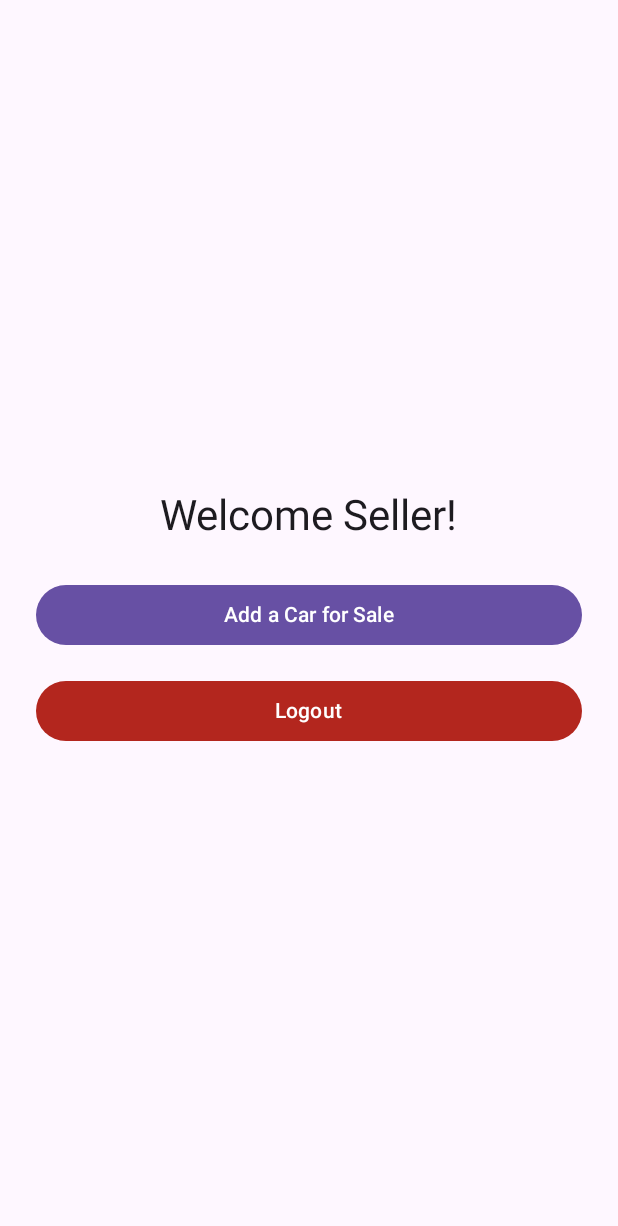
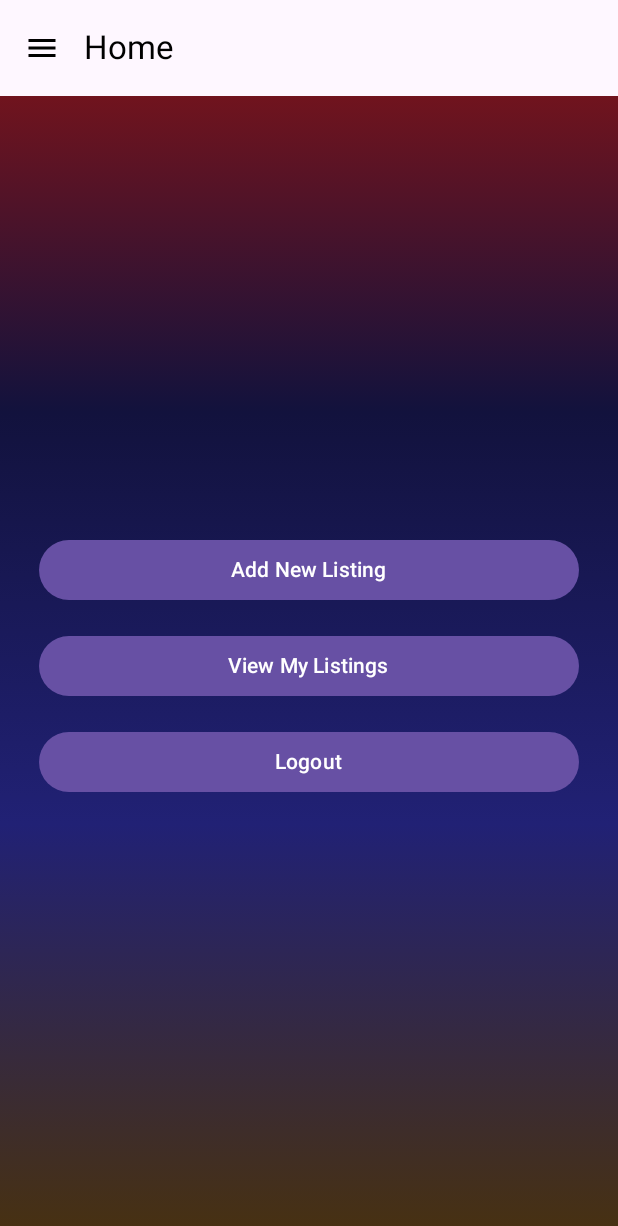
Before and after one commit to swetha12121/CartHub, an Android app built with Jetpack Compose: the SellerHomePage screen opened through its navigation route, on a phone screen of 412 x 824 dp. Shown: the top 1226 px of the screen. Run offline under Robolectric (Android 15) with nearby library versions, the phone set to English and light mode, and no system bars; our stand-ins replace Firebase (no records; nobody signed in at launch, a user with empty details on screens opened directly), Room's generated code.

Commit message:
update seller logout flow,updated routing for seller screens, and main activity to support role-based access and app exit

```diff
--- a/app/src/main/java/com/example/carthub/MainActivity.kt
+++ b/app/src/main/java/com/example/carthub/MainActivity.kt
@@ -24,11 +24,12 @@ class MainActivity : ComponentActivity() {
         val firebaseUser = FirebaseAuth.getInstance().currentUser
 
         val startDestination = when {
-            userRole == null -> "roleSelection" // First-time user
-            userRole == "seller" && firebaseUser == null -> "sellerLogin" // Seller not logged in via Firebase
-            userRole == "buyer" && (!isLoggedIn || userId == -1) -> "login" // Buyer not logged in via Room
-            else -> "home/$userRole" // Logged in (either buyer or seller)
+            userRole == null -> "roleSelection"  // First time
+            !isLoggedIn && userRole == "seller" -> "sellerLogin"
+            !isLoggedIn && userRole == "buyer" -> "login"
+            else -> "home/$userRole"
         }
+
 
 
         // Setup Room DB
--- a/app/src/main/java/com/example/carthub/Seller/SellerHomePage.kt
+++ b/app/src/main/java/com/example/carthub/Seller/SellerHomePage.kt
@@ -1,43 +1,130 @@
 package com.example.carthub.Seller
 
+import android.content.Context
+import android.widget.Toast
+import androidx.compose.foundation.background
 import androidx.compose.foundation.layout.*
+import androidx.compose.material.icons.Icons
+import androidx.compose.material.icons.filled.Menu
 import androidx.compose.material3.*
-import androidx.compose.runtime.Composable
+import androidx.compose.runtime.*
 import androidx.compose.ui.Alignment
 import androidx.compose.ui.Modifier
+import androidx.compose.ui.graphics.Brush
+import androidx.compose.ui.graphics.Color
+import androidx.compose.ui.platform.LocalContext
 import androidx.compose.ui.unit.dp
 import androidx.navigation.NavController
+import kotlinx.coroutines.launch
 
+@OptIn(ExperimentalMaterial3Api::class)
 @Composable
 fun SellerHomePage(navController: NavController) {
-    Surface(modifier = Modifier.fillMaxSize()) {
+    val drawerState = rememberDrawerState(DrawerValue.Closed)
+    val scope = rememberCoroutineScope()
+    val context = LocalContext.current
+
+    // Check if the role is valid
+    val isSeller = SellerUtils.isUserSeller(context)
+    if (!isSeller) {
+        Toast.makeText(context, "Access restricted to sellers only", Toast.LENGTH_SHORT).show()
+        LaunchedEffect(Unit) {
+            navController.popBackStack()
+        }
+        return
+    }
+
+    Box(modifier = Modifier.fillMaxSize()) {
+        Box(
+            modifier = Modifier
+                .matchParentSize()
+                .background(
+                    Brush.verticalGradient(
+                        colors = listOf(
+                            Color(0xFF8D1414), // Dark red
+                            Color(0xFF12123D), // Charcoal
+                            Color(0xFF212175), // Navy
+                            Color(0xFF483110)  // Brown
+                        )
+                    )
+                )
+        )
+
+        ModalNavigationDrawer(
+            drawerState = drawerState,
+            drawerContent = { SellerDrawerContent(navController, drawerState) }
+        ) {
+            Scaffold(
+                containerColor = Color.Transparent,
+                topBar = {
+                    TopAppBar(
+                        title = { Text("Home", color = Color.Black) },
+                        navigationIcon = {
+                            IconButton(onClick = { scope.launch { drawerState.open() } }) {
+                                Icon(Icons.Default.Menu, contentDescription = "Menu", tint = Color.Black)
+                            }
+                        }
+                    )
+                },
+                content = { padding ->
                     Column(
                         modifier = Modifier
+                            .padding(padding)
                             .fillMaxSize()
-                .padding(24.dp),
-            verticalArrangement = Arrangement.Center,
+                            .padding(horizontal = 26.dp, vertical = 80.dp),
+                        verticalArrangement = Arrangement.spacedBy(16.dp, Alignment.CenterVertically),
                         horizontalAlignment = Alignment.CenterHorizontally
                     ) {
-            Text("Welcome Seller!", style = MaterialTheme.typography.headlineMedium)
-
-            Spacer(modifier = Modifier.height(24.dp))
-
                         Button(
                             onClick = { navController.navigate("add_listing") },
                             modifier = Modifier.fillMaxWidth()
                         ) {
-                Text("Add a Car for Sale")
+                            Text("Add New Listing")
                         }
 
-            Spacer(modifier = Modifier.height(16.dp))
+                        Button(
+                            onClick = { navController.navigate("view_seller_listings") },
+                            modifier = Modifier.fillMaxWidth()
+                        ) {
+                            Text("View My Listings")
+                        }
 
                         Button(
-                onClick = { navController.navigate("logout") },
-                modifier = Modifier.fillMaxWidth(),
-                colors = ButtonDefaults.buttonColors(containerColor = MaterialTheme.colorScheme.error)
+                            onClick = {
+                                val sharedPref = context.getSharedPreferences("CarHubPrefs", Context.MODE_PRIVATE)
+                                sharedPref.edit().putBoolean("isLoggedIn", false).apply()
+
+                                navController.navigate("roleSelection") {
+                                    popUpTo("home/seller") { inclusive = true }
+                                }
+                            },
+                            modifier = Modifier.fillMaxWidth()
                         ) {
                             Text("Logout")
                         }
+
+                    }
+                }
+            )
         }
     }
 }
+
+@Composable
+fun SellerDrawerContent(navController: NavController, drawerState: DrawerState) {
+    Column(
+        modifier = Modifier
+            .fillMaxSize()
+            .padding(16.dp),
+        verticalArrangement = Arrangement.Center
+    ) {
+        TextButton(
+            onClick = {
+                navController.navigate("logout")
+            },
+            modifier = Modifier.fillMaxWidth()
+        ) {
+            Text("Logout", style = MaterialTheme.typography.titleMedium, color = Color.White)
+        }
+    }
+}
```
Also changed, not shown: app/src/main/java/com/example/carthub/LogoutPage.kt (+17 -9 lines), app/src/main/java/com/example/carthub/NavGraph.kt (+14 -11 lines). Lines whose indentation alone changed are shown as unchanged.
